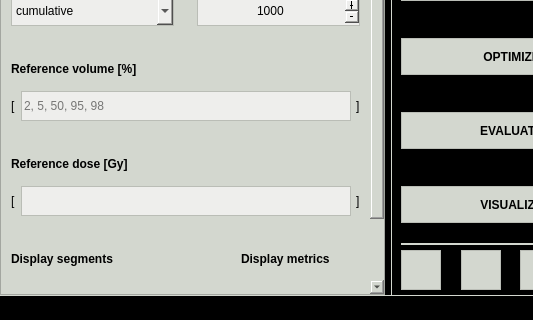
Qt form pyanno4rt/gui/designs/main_window.ui (pyanno4rt/pyanno4rt) before a commit; both pictures show x 0 to 533 and y 448 to 768 of the 1024 by 768 pixel window.
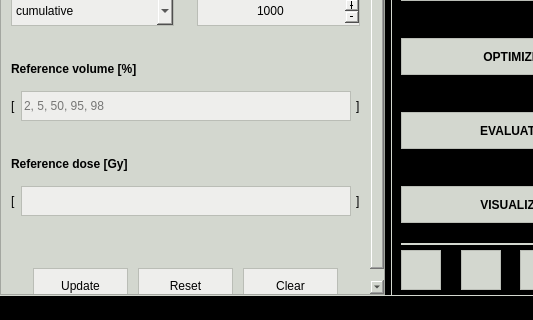
The same form after that commit. The open tabs and pages were chosen to show the change. Icons and pictures are not drawn.

Diff of the .ui file:
```diff
--- a/pyanno4rt/gui/designs/main_window.ui
+++ b/pyanno4rt/gui/designs/main_window.ui
@@ -4616,9 +4616,9 @@
                <property name="geometry">
                 <rect>
                  <x>0</x>
-                 <y>0</y>
+                 <y>-148</y>
                  <width>369</width>
-                 <height>624</height>
+                 <height>531</height>
                 </rect>
                </property>
                <layout class="QVBoxLayout" name="scroll_evaluation_meta_layout">
@@ -5243,115 +5243,7 @@
                    </layout>
                   </item>
                   <item>
-                   <spacer name="ref_dose_display_segments_vspacer">
-                    <property name="orientation">
-                     <enum>Qt::Vertical</enum>
-                    </property>
-                    <property name="sizeType">
-                     <enum>QSizePolicy::Fixed</enum>
-                    </property>
-                    <property name="sizeHint" stdset="0">
-                     <size>
-                      <width>20</width>
-                      <height>30</height>
-                     </size>
-                    </property>
-                   </spacer>
-                  </item>
-                  <item>
-                   <layout class="QHBoxLayout" name="display_segments_metrics_label_layout">
-                    <property name="spacing">
-                     <number>10</number>
-                    </property>
-                    <item>
-                     <widget class="QLabel" name="display_segments_label">
-                      <property name="sizePolicy">
-                       <sizepolicy hsizetype="MinimumExpanding" vsizetype="Preferred">
-                        <horstretch>0</horstretch>
-                        <verstretch>0</verstretch>
-                       </sizepolicy>
-                      </property>
-                      <property name="minimumSize">
-                       <size>
-                        <width>220</width>
-                        <height>25</height>
-                       </size>
-                      </property>
-                      <property name="maximumSize">
-                       <size>
-                        <width>16777215</width>
-                        <height>25</height>
-                       </size>
-                      </property>
-                      <property name="font">
-                       <font>
-                        <weight>75</weight>
-                        <bold>true</bold>
-                       </font>
-                      </property>
-                      <property name="text">
-                       <string>Display segments</string>
-                      </property>
-                     </widget>
-                    </item>
-                    <item>
-                     <widget class="QLabel" name="display_metrics_label">
-                      <property name="sizePolicy">
-                       <sizepolicy hsizetype="MinimumExpanding" vsizetype="Preferred">
-                        <horstretch>0</horstretch>
-                        <verstretch>0</verstretch>
-                       </sizepolicy>
-                      </property>
-                      <property name="minimumSize">
-                       <size>
-                        <width>115</width>
-                        <height>25</height>
-                       </size>
-                      </property>
-                      <property name="maximumSize">
-                       <size>
-                        <width>16777215</width>
-                        <height>25</height>
-                       </size>
-                      </property>
-                      <property name="font">
-                       <font>
-                        <weight>75</weight>
-                        <bold>true</bold>
-                       </font>
-                      </property>
-                      <property name="text">
-                       <string>Display metrics</string>
-                      </property>
-                     </widget>
-                    </item>
-                   </layout>
-                  </item>
-                  <item>
-                   <spacer name="display_segments_metrics_vspacer">
-                    <property name="orientation">
-                     <enum>Qt::Vertical</enum>
-                    </property>
-                    <property name="sizeType">
-                     <enum>QSizePolicy::Fixed</enum>
-                    </property>
-                    <property name="sizeHint" stdset="0">
-                     <size>
-                      <width>20</width>
-                      <height>10</height>
-                     </size>
-                    </property>
-                   </spacer>
-                  </item>
-                  <item>
-                   <layout class="QHBoxLayout" name="horizontal_layout">
-                    <property name="spacing">
-                     <number>10</number>
-                    </property>
-                   </layout>
-                  </item>
-                  <item>
-                   <spacer name="display_metrics_bottom_spacer">
+                   <spacer name="ref_dose_bottom_spacer">
                     <property name="orientation">
                      <enum>Qt::Vertical</enum>
                     </property>
```
Left out of the diff: 2 changed lines with no effect on the pictures.
